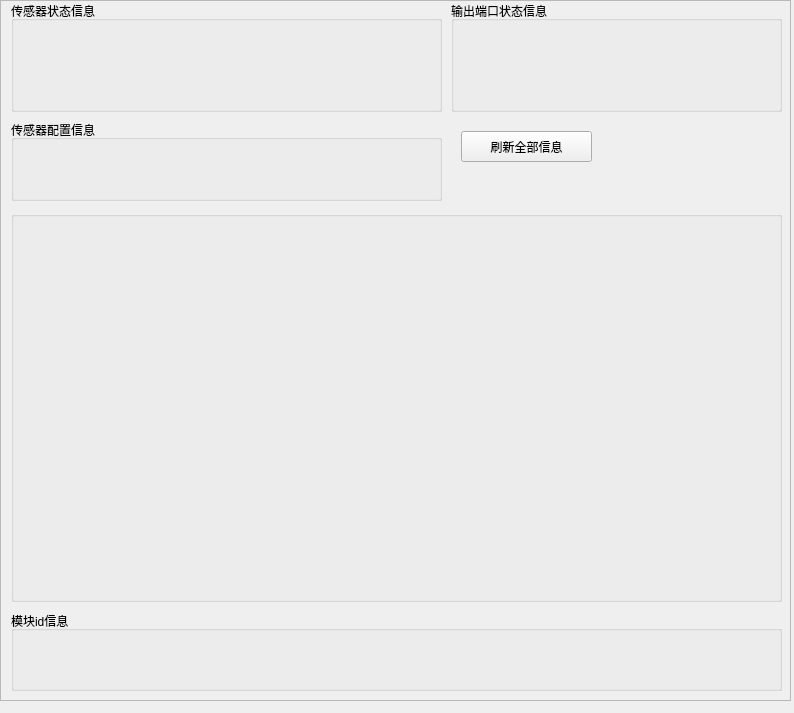
This is ui/customize_ui/tab/tab2_tab5.ui in 2950067210dqy/pyqt6_project as Qt 5 draws it before an edit. The edited form follows.
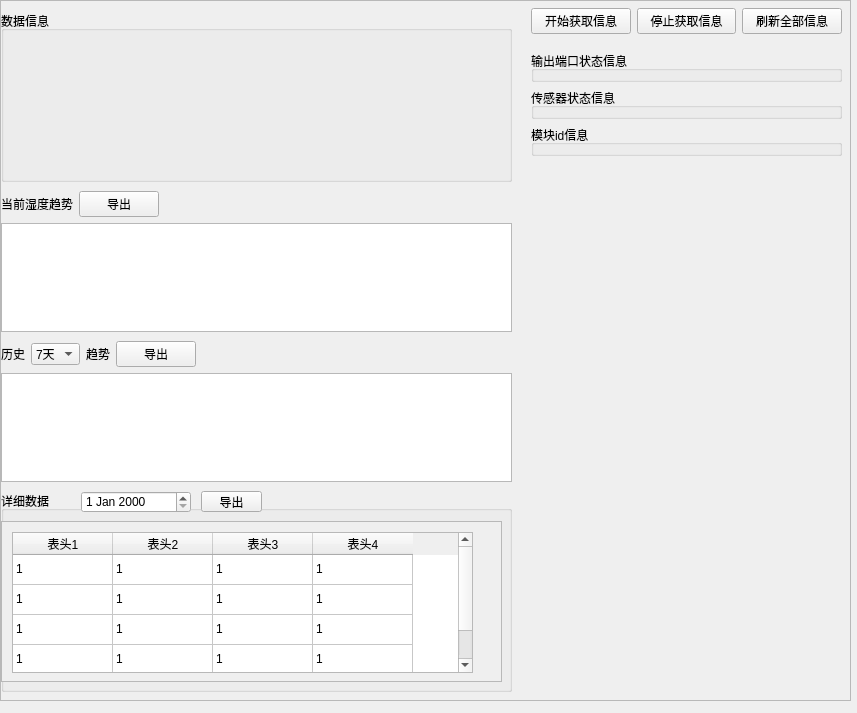
This is the edited form.

Commit message: 3.2 完成显示数据功能基本

```diff
--- a/ui/customize_ui/tab/tab2_tab5.ui
+++ b/ui/customize_ui/tab/tab2_tab5.ui
@@ -6,7 +6,7 @@
             <rect>
                 <x>0</x>
                 <y>0</y>
-                <width>794</width>
+    <width>857</width>
                 <height>713</height>
             </rect>
         </property>
@@ -18,7 +18,7 @@
                 <rect>
                     <x>0</x>
                     <y>0</y>
-                    <width>791</width>
+     <width>851</width>
                     <height>701</height>
                 </rect>
             </property>
@@ -33,32 +33,414 @@
                                 <rect>
                                     <x>0</x>
                                     <y>0</y>
-                                    <width>787</width>
+         <width>847</width>
                                     <height>697</height>
                                 </rect>
                             </property>
-                            <widget class="QPushButton" name="refresh">
+       <widget class="QWidget" name="verticalLayoutWidget_5">
                                 <property name="geometry">
                                     <rect>
-                                        <x>460</x>
-                                        <y>130</y>
-                                        <width>131</width>
-                                        <height>31</height>
-                                    </rect>
-                                </property>
+          <x>0</x>
+          <y>10</y>
+          <width>511</width>
+          <height>171</height>
+         </rect>
+        </property>
+        <layout class="QVBoxLayout" name="function_04_layout">
+         <item>
+          <widget class="QGroupBox" name="function_04">
+           <property name="title">
+            <string>数据信息</string>
+           </property>
+          </widget>
+         </item>
+        </layout>
+       </widget>
+       <widget class="QWidget" name="verticalLayoutWidget_7">
+        <property name="geometry">
+         <rect>
+          <x>0</x>
+          <y>340</y>
+          <width>511</width>
+          <height>141</height>
+         </rect>
+        </property>
+        <layout class="QVBoxLayout" name="verticalLayout">
+         <property name="topMargin">
+          <number>0</number>
+         </property>
+         <item>
+          <layout class="QHBoxLayout" name="horizontalLayout_5">
+           <item>
+            <widget class="QLabel" name="history_label1_2">
                                 <property name="text">
-                                    <string>刷新全部信息</string>
-                                </property>
-                            </widget>
-                            <widget class="QWidget" name="verticalLayoutWidget">
+              <string>历史</string>
+             </property>
+            </widget>
+           </item>
+           <item>
+            <widget class="QComboBox" name="history_combox_2">
+             <item>
+              <property name="text">
+               <string>7天</string>
+              </property>
+             </item>
+             <item>
+              <property name="text">
+               <string>3天</string>
+              </property>
+             </item>
+             <item>
+              <property name="text">
+               <string>1天</string>
+              </property>
+             </item>
+            </widget>
+           </item>
+           <item>
+            <widget class="QLabel" name="history_label2_2">
+             <property name="text">
+              <string>趋势</string>
+             </property>
+            </widget>
+           </item>
+           <item>
+            <widget class="QPushButton" name="export_history_btn_2">
+             <property name="text">
+              <string>导出</string>
+             </property>
+            </widget>
+           </item>
+           <item>
+            <spacer name="horizontalSpacer">
+             <property name="orientation">
+              <enum>Qt::Horizontal</enum>
+             </property>
+             <property name="sizeType">
+              <enum>QSizePolicy::Expanding</enum>
+             </property>
+             <property name="sizeHint" stdset="0">
+              <size>
+               <width>40</width>
+               <height>20</height>
+              </size>
+             </property>
+            </spacer>
+           </item>
+          </layout>
+         </item>
+         <item>
+          <layout class="QHBoxLayout" name="horizontalLayout_4">
+           <item>
+            <widget class="QGraphicsView" name="history_charts_2">
+             <property name="styleSheet">
+              <string notr="true"/>
+             </property>
+            </widget>
+           </item>
+          </layout>
+         </item>
+        </layout>
+       </widget>
+       <widget class="QWidget" name="verticalLayoutWidget_8">
                                 <property name="geometry">
                                     <rect>
-                                        <x>450</x>
+          <x>0</x>
+          <y>490</y>
+          <width>511</width>
+          <height>201</height>
+         </rect>
+        </property>
+        <layout class="QVBoxLayout" name="verticalLayout_2">
+         <item>
+          <widget class="QGroupBox" name="detaildata_groupbox_2">
+           <property name="styleSheet">
+            <string notr="true"/>
+           </property>
+           <property name="title">
+            <string>详细数据</string>
+           </property>
+           <property name="flat">
+            <bool>false</bool>
+           </property>
+           <widget class="QScrollArea" name="detaildata_scroll_2">
+            <property name="geometry">
+             <rect>
+              <x>0</x>
+              <y>30</y>
+              <width>501</width>
+              <height>161</height>
+             </rect>
+            </property>
+            <property name="widgetResizable">
+             <bool>true</bool>
+            </property>
+            <widget class="QWidget" name="detaildata_scroll_content_2">
+             <property name="geometry">
+              <rect>
+               <x>0</x>
                                         <y>0</y>
-                                        <width>331</width>
-                                        <height>111</height>
-                                    </rect>
-                                </property>
+               <width>499</width>
+               <height>159</height>
+              </rect>
+             </property>
+             <widget class="QTableWidget" name="detaildata_table_2">
+              <property name="geometry">
+               <rect>
+                <x>10</x>
+                <y>10</y>
+                <width>461</width>
+                <height>141</height>
+               </rect>
+              </property>
+              <property name="styleSheet">
+               <string notr="true"/>
+              </property>
+              <property name="selectionMode">
+               <enum>QAbstractItemView::NoSelection</enum>
+              </property>
+              <property name="selectionBehavior">
+               <enum>QAbstractItemView::SelectItems</enum>
+              </property>
+              <property name="sortingEnabled">
+               <bool>true</bool>
+              </property>
+              <attribute name="horizontalHeaderVisible">
+               <bool>true</bool>
+              </attribute>
+              <attribute name="horizontalHeaderHighlightSections">
+               <bool>true</bool>
+              </attribute>
+              <attribute name="verticalHeaderVisible">
+               <bool>false</bool>
+              </attribute>
+              <row>
+               <property name="text">
+                <string/>
+               </property>
+              </row>
+              <row>
+               <property name="text">
+                <string/>
+               </property>
+              </row>
+              <row>
+               <property name="text">
+                <string/>
+               </property>
+              </row>
+              <row>
+               <property name="text">
+                <string/>
+               </property>
+              </row>
+              <column>
+               <property name="text">
+                <string>表头1</string>
+               </property>
+              </column>
+              <column>
+               <property name="text">
+                <string>表头2</string>
+               </property>
+              </column>
+              <column>
+               <property name="text">
+                <string>表头3</string>
+               </property>
+              </column>
+              <column>
+               <property name="text">
+                <string>表头4</string>
+               </property>
+              </column>
+              <item row="0" column="0">
+               <property name="text">
+                <string>1</string>
+               </property>
+              </item>
+              <item row="0" column="1">
+               <property name="text">
+                <string>1</string>
+               </property>
+              </item>
+              <item row="0" column="2">
+               <property name="text">
+                <string>1</string>
+               </property>
+              </item>
+              <item row="0" column="3">
+               <property name="text">
+                <string>1</string>
+               </property>
+              </item>
+              <item row="1" column="0">
+               <property name="text">
+                <string>1</string>
+               </property>
+              </item>
+              <item row="1" column="1">
+               <property name="text">
+                <string>1</string>
+               </property>
+              </item>
+              <item row="1" column="2">
+               <property name="text">
+                <string>1</string>
+               </property>
+              </item>
+              <item row="1" column="3">
+               <property name="text">
+                <string>1</string>
+               </property>
+              </item>
+              <item row="2" column="0">
+               <property name="text">
+                <string>1</string>
+               </property>
+              </item>
+              <item row="2" column="1">
+               <property name="text">
+                <string>1</string>
+               </property>
+              </item>
+              <item row="2" column="2">
+               <property name="text">
+                <string>1</string>
+               </property>
+              </item>
+              <item row="2" column="3">
+               <property name="text">
+                <string>1</string>
+               </property>
+              </item>
+              <item row="3" column="0">
+               <property name="text">
+                <string>1</string>
+               </property>
+              </item>
+              <item row="3" column="1">
+               <property name="text">
+                <string>1</string>
+               </property>
+              </item>
+              <item row="3" column="2">
+               <property name="text">
+                <string>1</string>
+               </property>
+              </item>
+              <item row="3" column="3">
+               <property name="text">
+                <string>1</string>
+               </property>
+              </item>
+             </widget>
+            </widget>
+           </widget>
+           <widget class="QDateEdit" name="detaildata_dateEdit_2">
+            <property name="geometry">
+             <rect>
+              <x>80</x>
+              <y>0</y>
+              <width>110</width>
+              <height>22</height>
+             </rect>
+            </property>
+           </widget>
+           <widget class="QPushButton" name="export_detaildata_btn_2">
+            <property name="geometry">
+             <rect>
+              <x>200</x>
+              <y>0</y>
+              <width>61</width>
+              <height>21</height>
+             </rect>
+            </property>
+            <property name="text">
+             <string>导出</string>
+            </property>
+           </widget>
+          </widget>
+         </item>
+        </layout>
+       </widget>
+       <widget class="QWidget" name="verticalLayoutWidget_9">
+        <property name="geometry">
+         <rect>
+          <x>0</x>
+          <y>190</y>
+          <width>511</width>
+          <height>141</height>
+         </rect>
+        </property>
+        <layout class="QVBoxLayout" name="verticalLayout_3">
+         <property name="topMargin">
+          <number>0</number>
+         </property>
+         <item>
+          <layout class="QHBoxLayout" name="horizontalLayout_6">
+           <item>
+            <widget class="QLabel" name="nowdata_trend_label">
+             <property name="text">
+              <string>当前湿度趋势</string>
+             </property>
+            </widget>
+           </item>
+           <item>
+            <widget class="QPushButton" name="export_alldata_btn_2">
+             <property name="text">
+              <string>导出</string>
+             </property>
+            </widget>
+           </item>
+           <item>
+            <spacer name="horizontalSpacer_2">
+             <property name="orientation">
+              <enum>Qt::Horizontal</enum>
+             </property>
+             <property name="sizeHint" stdset="0">
+              <size>
+               <width>40</width>
+               <height>20</height>
+              </size>
+             </property>
+            </spacer>
+           </item>
+          </layout>
+         </item>
+         <item>
+          <layout class="QHBoxLayout" name="horizontalLayout_2">
+           <item>
+            <widget class="QGraphicsView" name="nowdata_trend_charts">
+             <property name="styleSheet">
+              <string notr="true"/>
+             </property>
+            </widget>
+           </item>
+          </layout>
+         </item>
+        </layout>
+       </widget>
+       <widget class="QWidget" name="verticalLayoutWidget_10">
+        <property name="geometry">
+         <rect>
+          <x>530</x>
+          <y>50</y>
+          <width>311</width>
+          <height>641</height>
+         </rect>
+        </property>
+        <layout class="QVBoxLayout" name="verticalLayout_4">
+         <property name="topMargin">
+          <number>0</number>
+         </property>
+         <property name="rightMargin">
+          <number>0</number>
+         </property>
+         <property name="bottomMargin">
+          <number>0</number>
+         </property>
+         <item>
                                 <layout class="QVBoxLayout" name="function_01_layout">
                                     <item>
                                         <widget class="QGroupBox" name="function_01">
@@ -68,16 +450,8 @@
                                         </widget>
                                     </item>
                                 </layout>
-                            </widget>
-                            <widget class="QWidget" name="verticalLayoutWidget_2">
-                                <property name="geometry">
-                                    <rect>
-                                        <x>10</x>
-                                        <y>0</y>
-                                        <width>431</width>
-                                        <height>111</height>
-                                    </rect>
-                                </property>
+         </item>
+         <item>
                                 <layout class="QVBoxLayout" name="function_02_layout">
                                     <item>
                                         <widget class="QGroupBox" name="function_02">
@@ -87,59 +461,67 @@
                                         </widget>
                                     </item>
                                 </layout>
-                            </widget>
-                            <widget class="QWidget" name="verticalLayoutWidget_3">
-                                <property name="geometry">
-                                    <rect>
-                                        <x>10</x>
-                                        <y>119</y>
-                                        <width>431</width>
-                                        <height>81</height>
-                                    </rect>
-                                </property>
-                                <layout class="QVBoxLayout" name="function_03_layout">
-                                    <item>
-                                        <widget class="QGroupBox" name="function_03">
-                                            <property name="title">
-                                                <string>传感器配置信息</string>
-                                            </property>
-                                        </widget>
-                                    </item>
-                                </layout>
-                            </widget>
-                            <widget class="QWidget" name="verticalLayoutWidget_5">
-                                <property name="geometry">
-                                    <rect>
-                                        <x>10</x>
-                                        <y>210</y>
-                                        <width>771</width>
-                                        <height>391</height>
-                                    </rect>
-                                </property>
-                                <layout class="QVBoxLayout" name="function_04_layout">
+         </item>
                                     <item>
-                                        <widget class="QGroupBox" name="function_04">
-                                            <property name="title">
-                                                <string/>
-                                            </property>
-                                        </widget>
-                                    </item>
-                                </layout>
-                            </widget>
-                            <widget class="QWidget" name="verticalLayoutWidget_6">
-                                <property name="geometry">
-                                    <rect>
-                                        <x>10</x>
-                                        <y>610</y>
-                                        <width>771</width>
-                                        <height>80</height>
-                                    </rect>
-                                </property>
                                 <layout class="QVBoxLayout" name="function_11_layout">
                                     <item>
                                         <widget class="QGroupBox" name="function_11">
                                             <property name="title">
                                                 <string>模块id信息</string>
+             </property>
+            </widget>
+           </item>
+          </layout>
+         </item>
+         <item>
+          <spacer name="verticalSpacer">
+           <property name="orientation">
+            <enum>Qt::Vertical</enum>
+           </property>
+           <property name="sizeType">
+            <enum>QSizePolicy::MinimumExpanding</enum>
+           </property>
+           <property name="sizeHint" stdset="0">
+            <size>
+             <width>20</width>
+             <height>40</height>
+            </size>
+           </property>
+          </spacer>
+         </item>
+        </layout>
+       </widget>
+       <widget class="QWidget" name="horizontalLayoutWidget">
+        <property name="geometry">
+         <rect>
+          <x>530</x>
+          <y>0</y>
+          <width>311</width>
+          <height>41</height>
+         </rect>
+        </property>
+        <layout class="QHBoxLayout" name="horizontalLayout">
+         <property name="leftMargin">
+          <number>0</number>
+         </property>
+         <item>
+          <widget class="QPushButton" name="start">
+           <property name="text">
+            <string>开始获取信息</string>
+           </property>
+          </widget>
+         </item>
+         <item>
+          <widget class="QPushButton" name="stop">
+           <property name="text">
+            <string>停止获取信息</string>
+           </property>
+          </widget>
+         </item>
+         <item>
+          <widget class="QPushButton" name="refresh">
+           <property name="text">
+            <string>刷新全部信息</string>
                                             </property>
                                         </widget>
                                     </item>
```
Lines whose indentation alone changed are shown as unchanged. The commit also changes 25 other files.
